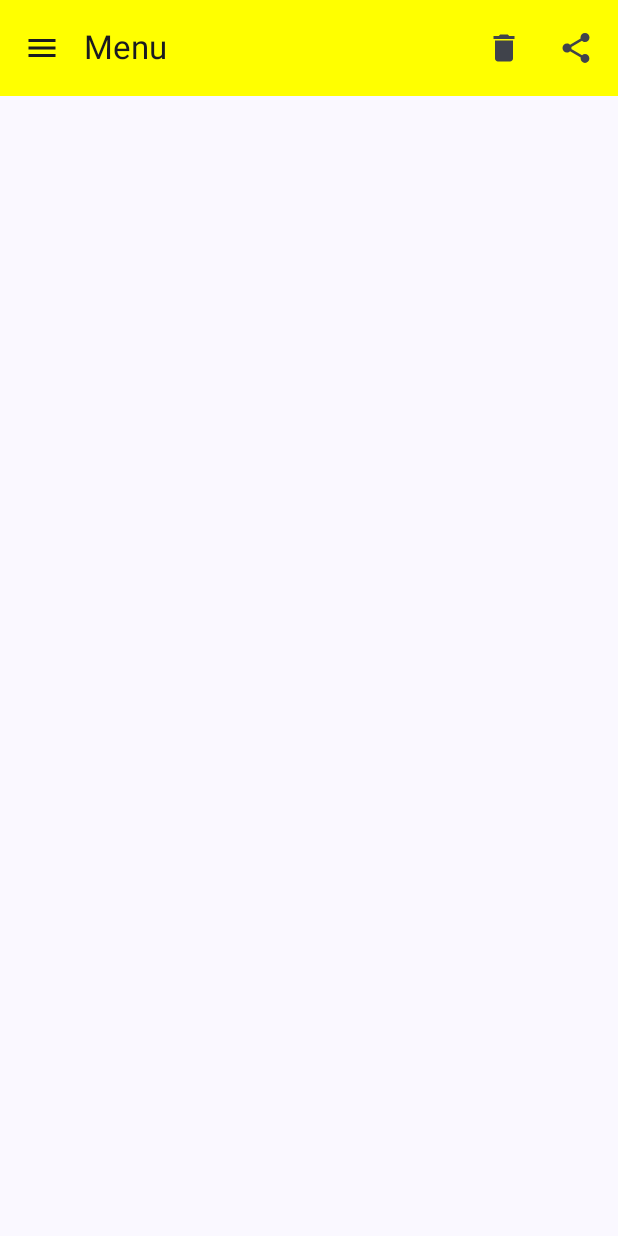
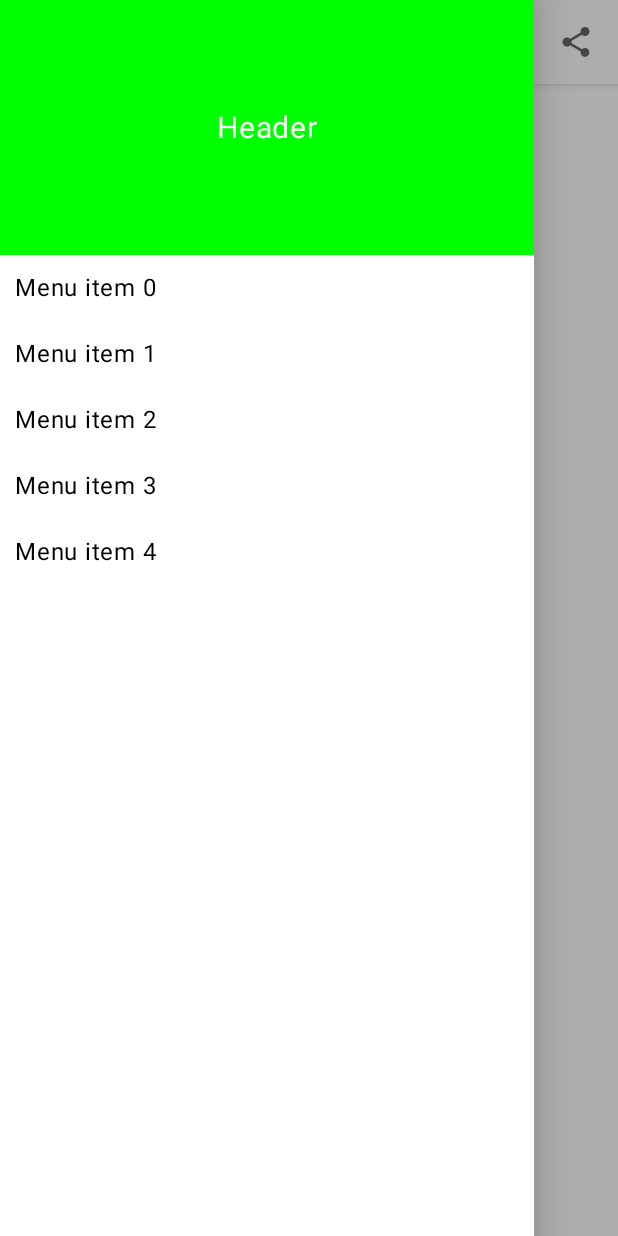
Before and after one commit to Shevy-D/ComposeLessonYouTube, an Android app built with Jetpack Compose: the screen it shows after launch (MainActivity), after a tap on "Menu", on a phone screen of 412 x 824 dp. Run offline under Robolectric (Android 15) with nearby library versions, the phone set to English and light mode, and no system bars.

Commit message:
Lesson №23. Drawer

```diff
--- a/app/build.gradle.kts
+++ b/app/build.gradle.kts
@@ -61,7 +61,7 @@ dependencies {
     implementation("androidx.compose.ui:ui-graphics")
     implementation("androidx.compose.ui:ui-tooling-preview")
     implementation("androidx.compose.material3:material3")
-    //implementation("androidx.compose.material:material:1.5.0")
+    implementation("androidx.compose.material:material:1.5.0")
     testImplementation("junit:junit:4.13.2")
     androidTestImplementation("androidx.test.ext:junit:1.1.5")
     androidTestImplementation("androidx.test.espresso:espresso-core:3.5.1")
--- a/app/src/main/java/com/shevy/composelessonyoutube/MainActivity.kt
+++ b/app/src/main/java/com/shevy/composelessonyoutube/MainActivity.kt
@@ -8,32 +8,27 @@ import androidx.activity.ComponentActivity
 import androidx.activity.compose.setContent
 import androidx.compose.foundation.layout.padding
 import androidx.compose.foundation.shape.RoundedCornerShape
+import androidx.compose.material.Icon
+import androidx.compose.material.IconButton
+import androidx.compose.material.Scaffold
+import androidx.compose.material.Snackbar
+import androidx.compose.material.SnackbarHost
+import androidx.compose.material.SnackbarResult
+import androidx.compose.material.Text
+import androidx.compose.material.TopAppBar
 import androidx.compose.material.icons.Icons
 import androidx.compose.material.icons.filled.Delete
 import androidx.compose.material.icons.filled.Menu
 import androidx.compose.material.icons.filled.Share
-import androidx.compose.material3.ExperimentalMaterial3Api
-import androidx.compose.material3.Icon
-import androidx.compose.material3.IconButton
-import androidx.compose.material3.MaterialTheme
-import androidx.compose.material3.Scaffold
-import androidx.compose.material3.Snackbar
-import androidx.compose.material3.SnackbarDefaults
-import androidx.compose.material3.SnackbarHost
-import androidx.compose.material3.SnackbarHostState
-import androidx.compose.material3.SnackbarResult
-import androidx.compose.material3.Text
-import androidx.compose.material3.TopAppBar
-import androidx.compose.material3.TopAppBarColors
-import androidx.compose.material3.TopAppBarDefaults
+import androidx.compose.material.rememberScaffoldState
 import androidx.compose.runtime.Composable
-import androidx.compose.runtime.remember
 import androidx.compose.runtime.rememberCoroutineScope
 import androidx.compose.ui.Modifier
 import androidx.compose.ui.graphics.Color
 import androidx.compose.ui.graphics.Color.Companion.Green
-import androidx.compose.ui.graphics.Color.Companion.Yellow
 import androidx.compose.ui.unit.dp
+import com.shevy.composelessonyoutube.ui.DrawerBody
+import com.shevy.composelessonyoutube.ui.DrawerHeader
 import com.shevy.composelessonyoutube.ui.theme.ComposeLessonYouTubeTheme
 import kotlinx.coroutines.launch
 
@@ -49,21 +44,21 @@ class MainActivity : ComponentActivity() {
     }
 }
 
-@OptIn(ExperimentalMaterial3Api::class)
-@SuppressLint("UnusedMaterial3ScaffoldPaddingParameter")
+@SuppressLint("UnusedMaterialScaffoldPaddingParameter")
 @Composable
 fun MainScreen(context: Context) {
     val coroutineScope = rememberCoroutineScope()
-    val scaffoldState = remember { SnackbarHostState() }
+    val scaffoldState = rememberScaffoldState()
 
     Scaffold(
-        snackbarHost = {
-            SnackbarHost(scaffoldState) { data ->
+        scaffoldState = scaffoldState,
+        snackbarHost = { host ->
+            SnackbarHost(hostState = host) { data ->
                 Snackbar(
-                    actionColor = Green,
+                    backgroundColor = Color.White,
                     snackbarData = data,
                     shape = RoundedCornerShape(20.dp),
-                    contentColor = Green,
+                    contentColor = Color.Green,
                     modifier = Modifier.padding(bottom = 100.dp)
                 )
             }
@@ -73,11 +68,13 @@ fun MainScreen(context: Context) {
                 title = {
                     Text(text = "Menu")
                 },
-                colors = TopAppBarDefaults.smallTopAppBarColors(containerColor = Yellow),
+                backgroundColor = Color.White,
                 navigationIcon = {
                     IconButton(
                         onClick = {
-                            Toast.makeText(context, "Menu", Toast.LENGTH_SHORT).show()
+                            coroutineScope.launch {
+                                scaffoldState.drawerState.open()
+                            }
                         }
                     ) {
                         Icon(
@@ -90,7 +87,7 @@ fun MainScreen(context: Context) {
                     IconButton(
                         onClick = {
                             coroutineScope.launch {
-                                val result = scaffoldState.showSnackbar(
+                                val result = scaffoldState.snackbarHostState.showSnackbar(
                                     message = "Item deleted!",
                                     actionLabel = "Undone"
                                 )
@@ -107,9 +104,7 @@ fun MainScreen(context: Context) {
                         )
                     }
                     IconButton(
-                        onClick = {
-                            Toast.makeText(context, "Share", Toast.LENGTH_SHORT).show()
-                        }
+                        onClick = { Toast.makeText(context, "Share", Toast.LENGTH_SHORT).show() }
                     ) {
                         Icon(
                             imageVector = Icons.Filled.Share,
@@ -118,8 +113,11 @@ fun MainScreen(context: Context) {
                     }
                 }
             )
+        },
+        drawerContent = {
+            DrawerHeader()
+            DrawerBody()
         }
     ) {
-
     }
 }
--- /dev/null
+++ b/app/src/main/java/com/shevy/composelessonyoutube/ui/DrawerNavigation.kt
@@ -0,0 +1,50 @@
+package com.shevy.composelessonyoutube.ui
+
+import androidx.compose.foundation.background
+import androidx.compose.foundation.clickable
+import androidx.compose.foundation.layout.Arrangement
+import androidx.compose.foundation.layout.Column
+import androidx.compose.foundation.layout.fillMaxWidth
+import androidx.compose.foundation.layout.height
+import androidx.compose.foundation.layout.padding
+import androidx.compose.foundation.lazy.LazyColumn
+import androidx.compose.material3.Text
+import androidx.compose.runtime.Composable
+import androidx.compose.ui.Alignment
+import androidx.compose.ui.Modifier
+import androidx.compose.ui.graphics.Color
+import androidx.compose.ui.unit.dp
+import androidx.compose.ui.unit.sp
+
+@Composable
+fun DrawerHeader() {
+    Column(
+        modifier = Modifier
+            .fillMaxWidth()
+            .height(170.dp)
+            .background(Color.Green),
+        horizontalAlignment = Alignment.CenterHorizontally,
+        verticalArrangement = Arrangement.Center
+    ) {
+        Text(
+            text = "Header",
+            fontSize = 20.sp,
+            color = Color.White
+        )
+    }
+}
+
+@Composable
+fun DrawerBody() {
+    LazyColumn(modifier = Modifier.fillMaxWidth()) {
+        items(5) {
+            Text(
+                modifier = Modifier
+                    .fillMaxWidth()
+                    .clickable { }
+                    .padding(10.dp),
+                text = "Menu item $it"
+            )
+        }
+    }
+}
```
